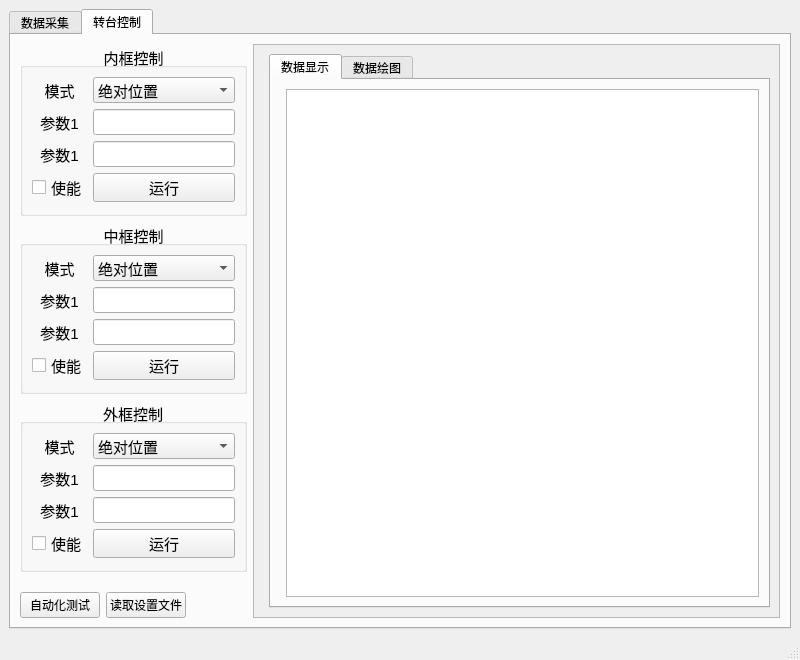
This is mainwindow.ui in MaoDou0625/ImuAndRot as Qt 5 draws it before an edit. The edited form follows.
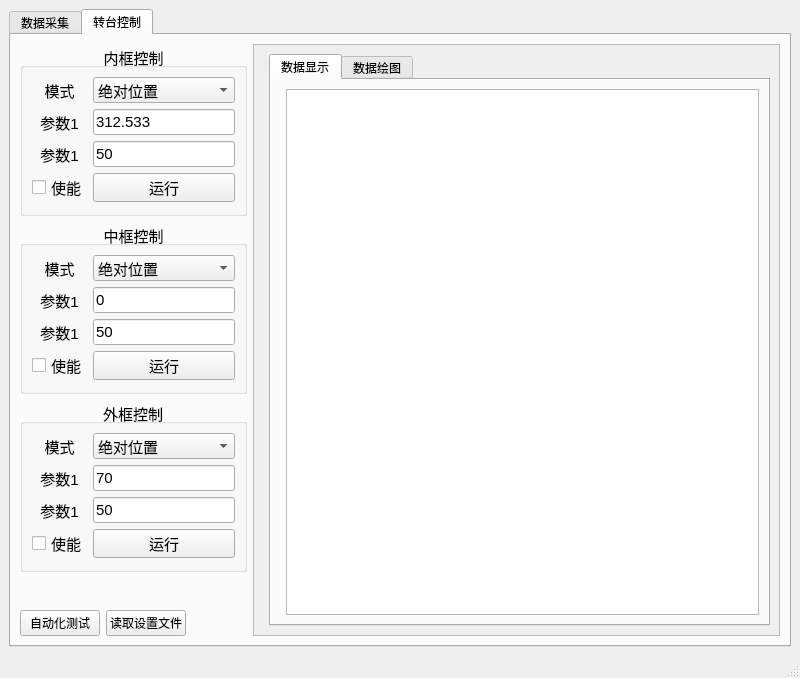
This is the edited form. Custom widgets are drawn as their Qt base class.

```diff
--- a/mainwindow.ui
+++ b/mainwindow.ui
@@ -7,7 +7,7 @@
     <x>0</x>
     <y>0</y>
     <width>800</width>
-    <height>600</height>
+    <height>678</height>
    </rect>
   </property>
   <property name="sizePolicy">
@@ -924,12 +924,16 @@
                     </widget>
                    </item>
                    <item row="2" column="1">
-                    <widget class="QLineEdit" name="innRPar2"/>
+                    <widget class="QLineEdit" name="innRPar2">
+                     <property name="text">
+                      <string>50</string>
+                     </property>
+                    </widget>
                    </item>
                    <item row="1" column="1">
                     <widget class="QLineEdit" name="innRPar1">
                      <property name="text">
-                      <string/>
+                      <string>312.533</string>
                      </property>
                     </widget>
                    </item>
@@ -1072,12 +1076,16 @@
                    <item row="1" column="1">
                     <widget class="QLineEdit" name="midRPar1">
                      <property name="text">
-                      <string/>
+                      <string>0</string>
                      </property>
                     </widget>
                    </item>
                    <item row="2" column="1">
-                    <widget class="QLineEdit" name="midRPar2"/>
+                    <widget class="QLineEdit" name="midRPar2">
+                     <property name="text">
+                      <string>50</string>
+                     </property>
+                    </widget>
                    </item>
                    <item row="3" column="1">
                     <widget class="QPushButton" name="midRSend">
@@ -1122,7 +1130,7 @@
                    <item row="1" column="1">
                     <widget class="QLineEdit" name="outRPar1">
                      <property name="text">
-                      <string/>
+                      <string>70</string>
                      </property>
                     </widget>
                    </item>
@@ -1196,7 +1204,11 @@
                     </widget>
                    </item>
                    <item row="2" column="1">
-                    <widget class="QLineEdit" name="outRPar2"/>
+                    <widget class="QLineEdit" name="outRPar2">
+                     <property name="text">
+                      <string>50</string>
+                     </property>
+                    </widget>
                    </item>
                    <item row="3" column="1">
                     <widget class="QPushButton" name="outRSend">
@@ -1280,8 +1292,8 @@
               <rect>
                <x>0</x>
                <y>0</y>
-               <width>579</width>
-               <height>527</height>
+               <width>505</width>
+               <height>587</height>
               </rect>
              </property>
              <layout class="QFormLayout" name="formLayout">
```
Left out of the diff: 23 changed lines with no effect on the pictures.
